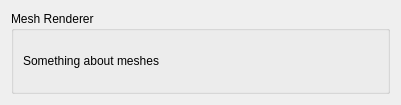
Old version of the form JopeShaderEngine/meshrendererui.ui in the repository PatatesIDracs/ColorinesGLSL-Programming.
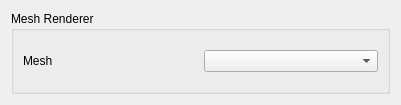
New version of the form.

Commit message: Mesh renderer UI

Diff of the .ui file:
```diff
--- a/JopeShaderEngine/meshrendererui.ui
+++ b/JopeShaderEngine/meshrendererui.ui
@@ -13,23 +13,26 @@
   <property name="windowTitle">
    <string>Form</string>
   </property>
-  <layout class="QHBoxLayout" name="horizontalLayout">
+  <layout class="QVBoxLayout" name="verticalLayout_2">
    <item>
     <widget class="QGroupBox" name="meshRendererBox">
      <property name="title">
       <string>Mesh Renderer</string>
      </property>
-     <layout class="QVBoxLayout" name="verticalLayout">
+     <layout class="QHBoxLayout" name="horizontalLayout">
       <item>
        <widget class="QLabel" name="label">
         <property name="frameShadow">
          <enum>QFrame::Plain</enum>
         </property>
         <property name="text">
-         <string>Something about meshes</string>
+         <string>Mesh</string>
         </property>
        </widget>
       </item>
+      <item>
+       <widget class="QComboBox" name="meshBox"/>
+      </item>
      </layout>
     </widget>
    </item>
```
The commit also changes 12 other files.
